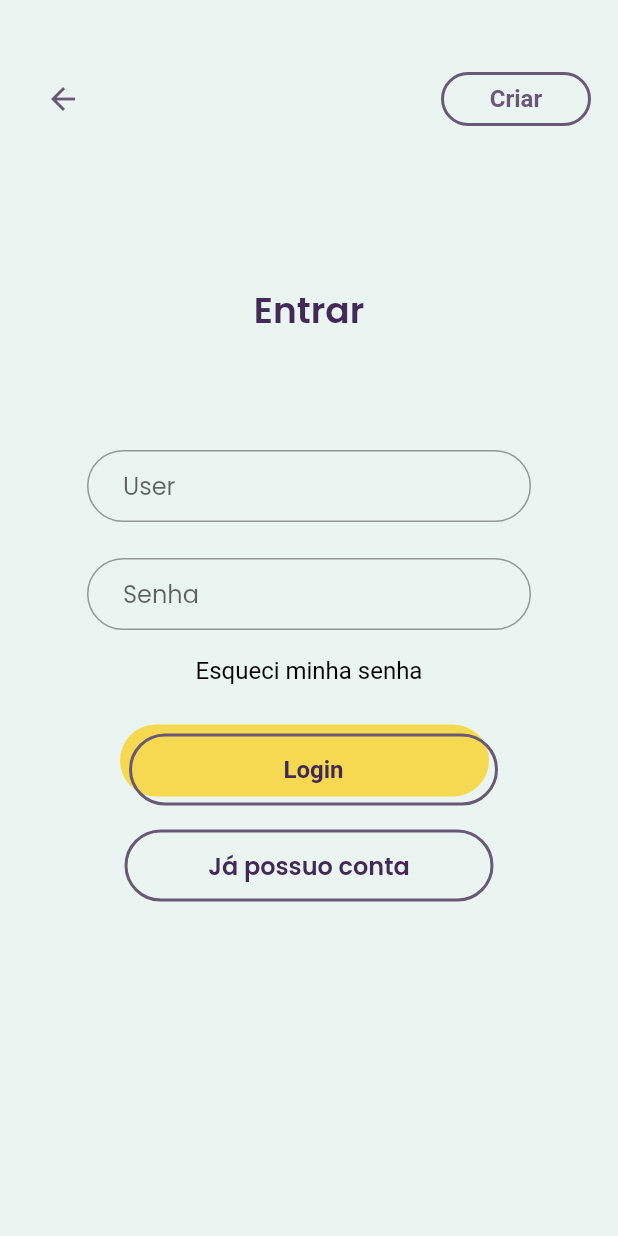
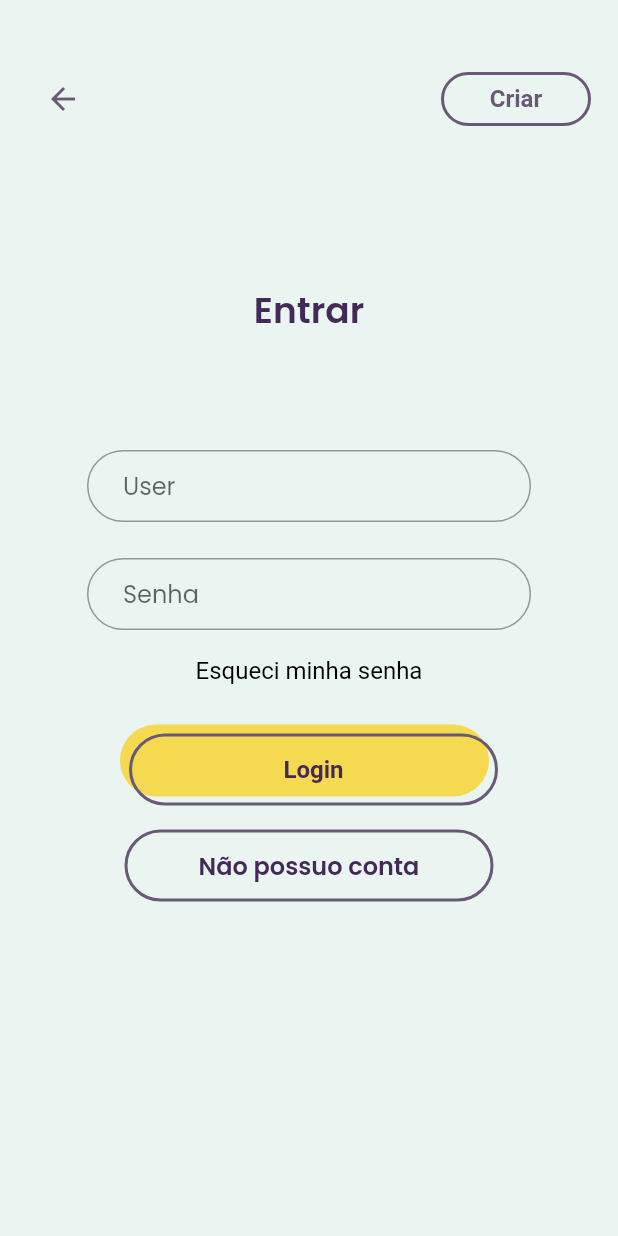
Before and after one commit to jorgelucasalm/Linguini, a Flutter app: the screen it shows after launch, on a phone screen of 412 x 824 dp. Run offline on Flutter 3.47's test engine with Material 2 defaults, Android fonts, the phone set to English and light mode, and no system bars.

Commit message:
fix: alteracao do botao 'Ja tenho conta' para 'Nao tenho conta'

```diff
--- a/lib/src/pages/login_page.dart
+++ b/lib/src/pages/login_page.dart
@@ -73,7 +73,7 @@ class _LoginPageState extends State<LoginPage> {
                     ),
                   ),
                   child: const Text(
-                    'Já possuo conta',
+                    'Não possuo conta',
                     style: TextStyle(
                       fontSize: 16,
                       fontWeight: FontWeight.w600,
```
